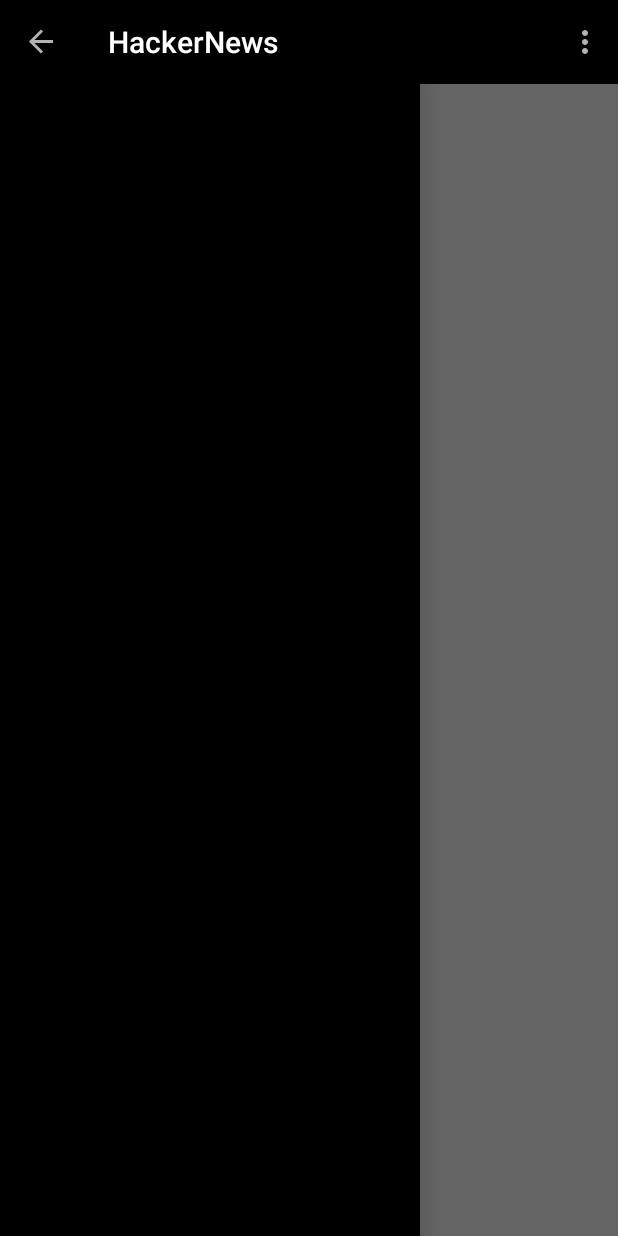
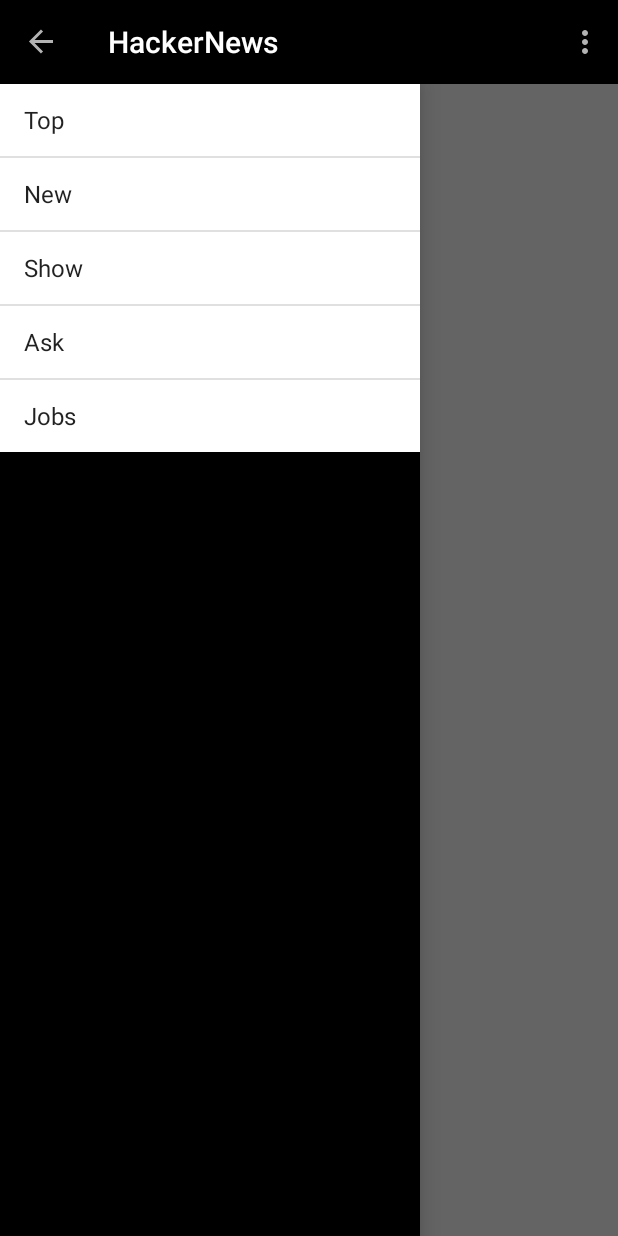
Before and after one commit to mdg-iitr-archive/hn-android, an Android app: the screen it shows after launch (MainActivity), with the side drawer open, on a phone screen of 412 x 824 dp. Run offline under Robolectric (Android 15) with nearby library versions, the phone set to English and light mode, and no system bars.

Commit message:
Add Navigation drawer Class

```diff
--- a/app/src/main/java/com/mdg/hackernews/NavDrawerFragment.java
+++ b/app/src/main/java/com/mdg/hackernews/NavDrawerFragment.java
@@ -9,6 +9,10 @@ import android.support.v7.widget.Toolbar;
 import android.view.LayoutInflater;
 import android.view.View;
 import android.view.ViewGroup;
+import android.widget.ArrayAdapter;
+import android.widget.ListView;
+
+import java.util.ArrayList;
 
 /**
  * Created by abhishek on 24/3/15.
@@ -18,11 +22,26 @@ public class NavDrawerFragment extends Fragment {
     private View mContainerView;
     private DrawerLayout mDrawerLayout;
     private ActionBarDrawerToggle mActionBarDrawerToggle;
+    ListView lv;
+    private ArrayList<String> arrList;
+    private ArrayAdapter<String> adapter;
 
     @Override
     public View onCreateView(LayoutInflater inflater, @Nullable ViewGroup container, @Nullable Bundle savedInstanceState) {
         View view = inflater.inflate(R.layout.fragment_nav_drawer,container,false);
 
+
+        //method to show list
+        lv=(ListView) view.findViewById(R.id.lv);
+        arrList=new ArrayList<String>();
+        adapter= new ArrayAdapter(getActivity(),android.R.layout.simple_list_item_1,arrList);
+        lv.setAdapter(adapter);
+        arrList.add("Top");
+        arrList.add("New");
+        arrList.add("Show");
+        arrList.add("Ask");
+        arrList.add("Jobs");
+        adapter.notifyDataSetChanged();
         return view;
     }
 
```
